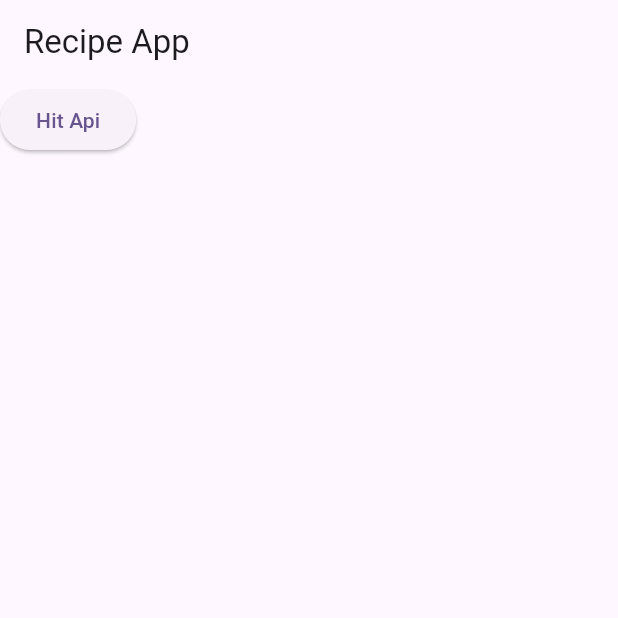
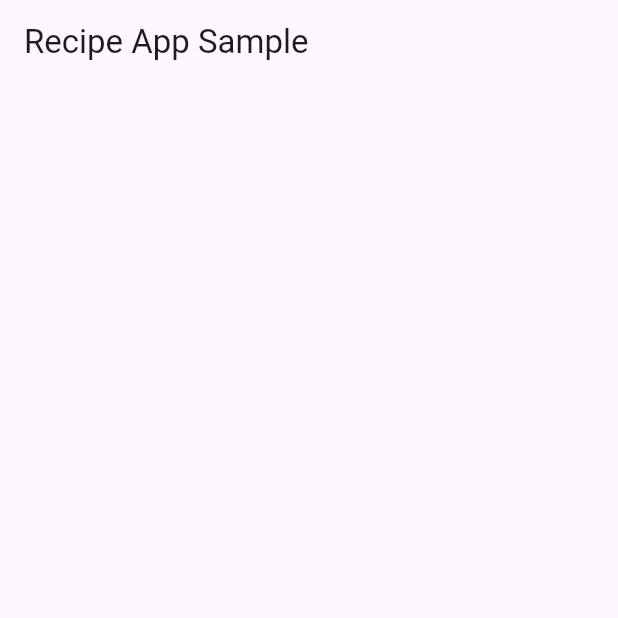
Before and after one commit to juanadls/mentoring_demo_app, a Flutter app: the screen it shows after launch, on a phone screen of 412 x 824 dp, the top half of it. Run offline on Flutter 3.47's test engine with Material 3 defaults, Android fonts, the light colour scheme and no system bars; network calls fail.

Commit message:
small change added

```diff
--- a/lib/data/models/api_response_result.dart
+++ b/lib/data/models/api_response_result.dart
@@ -1,8 +1,8 @@
 import 'recipe.dart';
 
 class ApiResponseResult {
-  factory ApiResponseResult.success(Recipe recipe) {
-    return ApiResponseResult.success(recipe);
+  factory ApiResponseResult.success(List<Recipe> recipes) {
+    return ApiResponseResult.success(recipes);
   }
 
   factory ApiResponseResult.error(Exception error) {
--- a/lib/data/services/network_service.dart
+++ b/lib/data/services/network_service.dart
@@ -4,10 +4,6 @@ import 'package:http/http.dart' as http;
 import 'service_constants/service_contants.dart';
 
 class NetworkService {
-  final String baseUrl;
-
-  NetworkService(this.baseUrl);
-
   Future<http.Response> getRequest(String request) async {
     final response = await http.get(Uri.parse(ServiceContants.getEndpoint));
     try {
--- a/lib/domain/manager/recipe_manager.dart
+++ b/lib/domain/manager/recipe_manager.dart
@@ -1,35 +1,18 @@
 import '../../data/models/api_response_result.dart';
-import '../../data/models/recipe.dart';
 import '../../data/services/network_service.dart';
 import '../../data/services/service_constants/service_contants.dart';
 
 class RecipeManager {
-  final NetworkService service;
-
-  RecipeManager({
-    required this.service,
-  });
+  final NetworkService service = NetworkService();
 
   Future<ApiResponseResult> getListRecipes() async {
     final response = await service.getRequest(ServiceContants.getEndpoint);
 
     if (response.statusCode == 200) {
-      return ApiResponseResult.success(
-        Recipe(
-          uri: "",
-          label: "",
-          image: "",
-        ),
-      );
+      return ApiResponseResult.success([]);
     } else {
       ApiResponseResult.error(Exception('Failed to load recipes'));
     }
-    return ApiResponseResult.success(
-      Recipe(
-        uri: "",
-        label: "",
-        image: "",
-      ),
-    );
+    return ApiResponseResult.success([]);
   }
 }
--- /dev/null
+++ b/lib/domain/repositories/recipe_repository_impl.dart
@@ -0,0 +1,16 @@
+import '../../data/models/api_response_result.dart';
+import '../../data/models/recipe.dart';
+import '../../data/repositories/recipe_repository_interface.dart';
+import '../manager/recipe_manager.dart';
+
+class RecipeRepositoryImpl implements RecipeRespositoryInterface {
+  final RecipeManager _manager = RecipeManager();
+
+  @override
+  Future<ApiResponseResult> obtainlist() async {
+    await _manager.getListRecipes();
+    return ApiResponseResult.success(<Recipe>[
+      Recipe(uri: '', label: '', image: ''),
+    ]);
+  }
+}
--- a/lib/main.dart
+++ b/lib/main.dart
@@ -18,6 +18,6 @@
           ),
           useMaterial3: true,
         ),
-        home: const Home());
+        home: Home());
   }
 }
--- a/lib/presentation/pages/home.dart
+++ b/lib/presentation/pages/home.dart
@@ -1,32 +1,26 @@
 import 'package:flutter/material.dart';
-import '../../data/services/network_service.dart';
-import '../../data/services/service_constants/service_contants.dart';
-import '../../domain/manager/recipe_manager.dart';
+import '../../domain/repositories/recipe_repository_impl.dart';
 
 class Home extends StatelessWidget {
-  const Home({super.key});
+  Home({super.key});
+
+  final RecipeRepositoryImpl _implementation = RecipeRepositoryImpl();
 
   @override
   Widget build(BuildContext context) {
-    final RecipeManager manager = RecipeManager(
-      service: NetworkService(
-        ServiceContants.getEndpoint,
-      ),
-    );
     return Scaffold(
       appBar: AppBar(
-        title: const Text("Recipe App"),
+        title: const Text("Recipe App Sample"),
       ),
-      body: Column(
-        children: [
-          ElevatedButton(
-              onPressed: () {
-                manager.getListRecipes();
-              },
-              child: const Text(
-                "Hit Api",
-              ))
-        ],
+      body: FutureBuilder(
+        future: _implementation.obtainlist(),
+        builder: (BuildContext context, AsyncSnapshot snapshop) {
+          if (snapshop.connectionState == snapshop.connectionState) {
+            return ListView();
+          } else {
+            return const CircularProgressIndicator();
+          }
+        },
       ),
     );
   }
```
Also changed, not shown: lib/data/repositories/recipe_repository_interface.dart (+1 -8 lines), lib/domain/repositories/recipe_repository_implementation.dart (deleted, +0 -21 lines).
